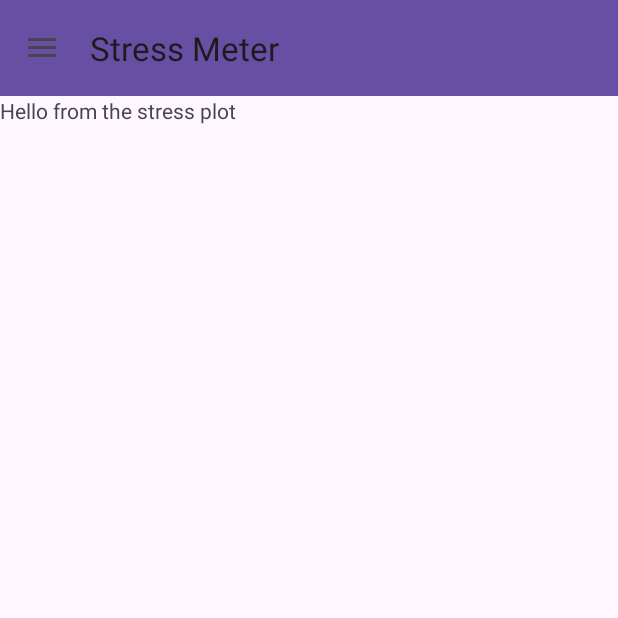
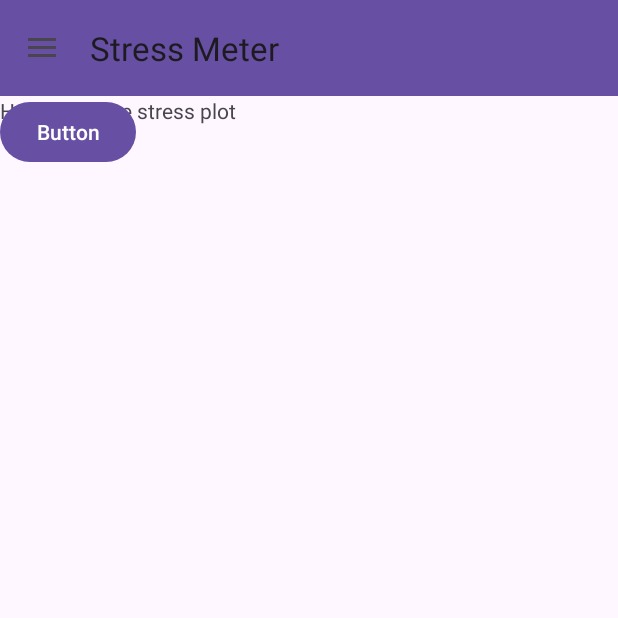
Before and after one commit to lnthorne/StressApp, an Android app: the screen it shows after launch (MainActivity), in the side drawer, after a tap on "Results", on a phone screen of 412 x 824 dp, the top half of it. Run offline under Robolectric (Android 15) with nearby library versions, the phone set to English and light mode, and no system bars.

Commit message:
Save the stressData to the CSV file and load the csv file

```diff
--- a/app/src/main/java/com/example/stressapp/MainActivity.kt
+++ b/app/src/main/java/com/example/stressapp/MainActivity.kt
@@ -2,6 +2,8 @@ package com.example.stressapp
 
 import androidx.appcompat.app.AppCompatActivity
 import android.os.Bundle
+import android.window.OnBackInvokedDispatcher
+import androidx.activity.OnBackPressedCallback
 import androidx.appcompat.app.ActionBarDrawerToggle
 import androidx.appcompat.widget.Toolbar
 import androidx.core.view.GravityCompat
@@ -24,7 +26,7 @@ class MainActivity : AppCompatActivity() {
         viewPager = findViewById(R.id.viewPager)
         viewPager.adapter = MyViewPageAdapter(this)
         navView = findViewById(R.id.nav_view)
-
+        StressDataController.loadEntriesFromStorage(this)
         navView.setNavigationItemSelectedListener { menuItem ->
             when (menuItem.itemId) {
                 R.id.itStressMeter -> viewPager.setCurrentItem(0, true)
@@ -33,7 +35,6 @@ class MainActivity : AppCompatActivity() {
             drawerLayout.closeDrawer(GravityCompat.START)
             true
         }
-
         val toggle = ActionBarDrawerToggle(
             this, drawerLayout, toolbar,
             R.string.navigation_drawer_open,
--- a/app/src/main/java/com/example/stressapp/PhotoSelectionFragment.kt
+++ b/app/src/main/java/com/example/stressapp/PhotoSelectionFragment.kt
@@ -11,6 +11,7 @@ import android.view.ViewGroup
 import android.widget.Button
 import android.widget.GridView
 import androidx.lifecycle.Observer
+import java.time.Instant
 
 class PhotoSelectionFragment : Fragment() {
     private lateinit var gridView: GridView
@@ -59,10 +60,12 @@ class PhotoSelectionFragment : Fragment() {
             val selectedImageResource = imageResources[position]
             Log.i("myTag", selectedImageResource.toString())
             Log.i("myTag", position.toString())
+            val time = System.currentTimeMillis()
 
             val intent = Intent(requireContext(), PhotoConfirmationActivity::class.java).apply {
                 putExtra(PhotoConfirmationActivity.IMAGE_RESOURCE_KEY, selectedImageResource)
                 putExtra(PhotoConfirmationActivity.POSITION_KEY, position)
+                putExtra(PhotoConfirmationActivity.TIMESTAMP_KEY, time)
             }
             startActivity(intent)
         }
--- a/app/src/main/java/com/example/stressapp/StressData.kt
+++ b/app/src/main/java/com/example/stressapp/StressData.kt
@@ -4,7 +4,7 @@ import android.content.Context
 import java.sql.Timestamp
 
 data class StressData(
-    val timestamp: Timestamp,
+    val timestamp: Long,
     val stressLevel: Int
 ) {
     fun toCsvString(): String {
@@ -14,7 +14,7 @@ data class StressData(
     companion object {
         fun fromCsvString(csvString: String): StressData {
             val parts = csvString.split(",")
-            return StressData(Timestamp(parts[0].toLong()), parts[1].toInt())
+            return StressData(parts[0].toLong(), parts[1].toInt())
         }
     }
 }
--- a/app/src/main/java/com/example/stressapp/StressPlotFragment.kt
+++ b/app/src/main/java/com/example/stressapp/StressPlotFragment.kt
@@ -2,10 +2,12 @@ package com.example.stressapp
 
 import androidx.lifecycle.ViewModelProvider
 import android.os.Bundle
+import android.util.Log
 import androidx.fragment.app.Fragment
 import android.view.LayoutInflater
 import android.view.View
 import android.view.ViewGroup
+import android.widget.Button
 
 class StressPlotFragment : Fragment() {
 
@@ -19,13 +21,14 @@ class StressPlotFragment : Fragment() {
         inflater: LayoutInflater, container: ViewGroup?,
         savedInstanceState: Bundle?
     ): View? {
-        return inflater.inflate(R.layout.fragment_stress_plot, container, false)
-    }
+        val view = inflater.inflate(R.layout.fragment_stress_plot, container, false)
+        val btn: Button = view.findViewById(R.id.btnTest)
 
-    override fun onActivityCreated(savedInstanceState: Bundle?) {
-        super.onActivityCreated(savedInstanceState)
-        viewModel = ViewModelProvider(this).get(StressPlotViewModel::class.java)
-        // TODO: Use the ViewModel
+        btn.setOnClickListener() {
+            Log.i("TestTag", StressDataController.getAllEntries().toString())
+        }
+
+        return view
     }
 
 }
--- a/app/src/main/res/layout/fragment_stress_plot.xml
+++ b/app/src/main/res/layout/fragment_stress_plot.xml
@@ -10,4 +10,10 @@
         android:layout_height="match_parent"
         android:text="Hello from the stress plot" />
 
+    <Button
+        android:id="@+id/btnTest"
+        android:layout_width="wrap_content"
+        android:layout_height="wrap_content"
+        android:text="Button" />
+
 </FrameLayout>
```
Also changed, not shown: app/src/main/java/com/example/stressapp/PhotoConfirmationActivity.kt (+19 -0 lines), app/src/main/res/layout/activity_photo_confirmation.xml (+35 -3 lines).
